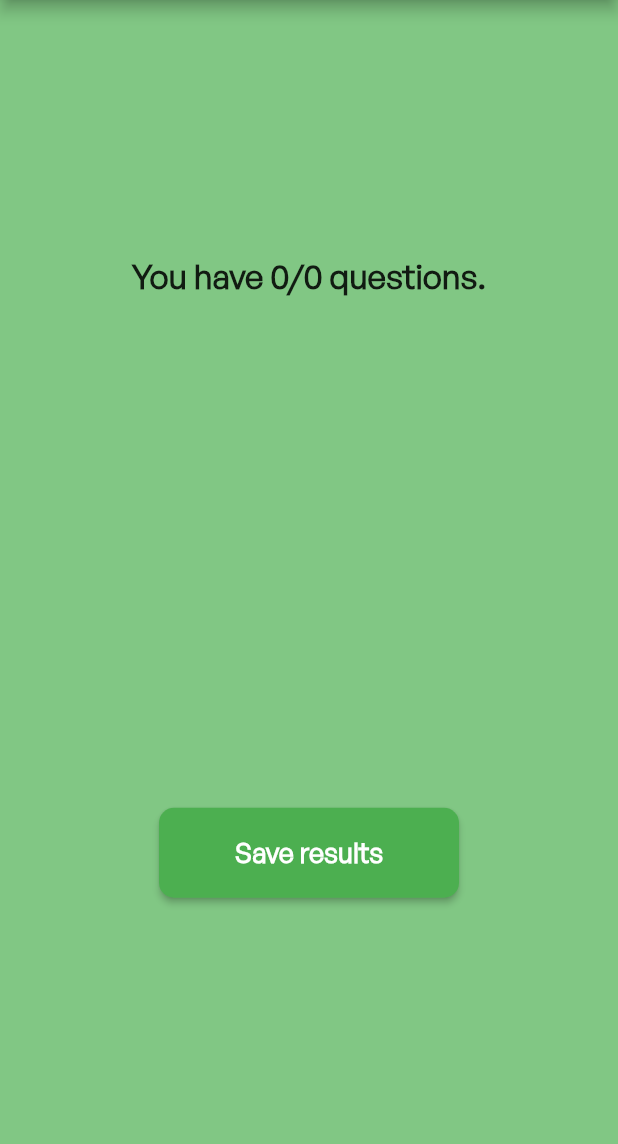
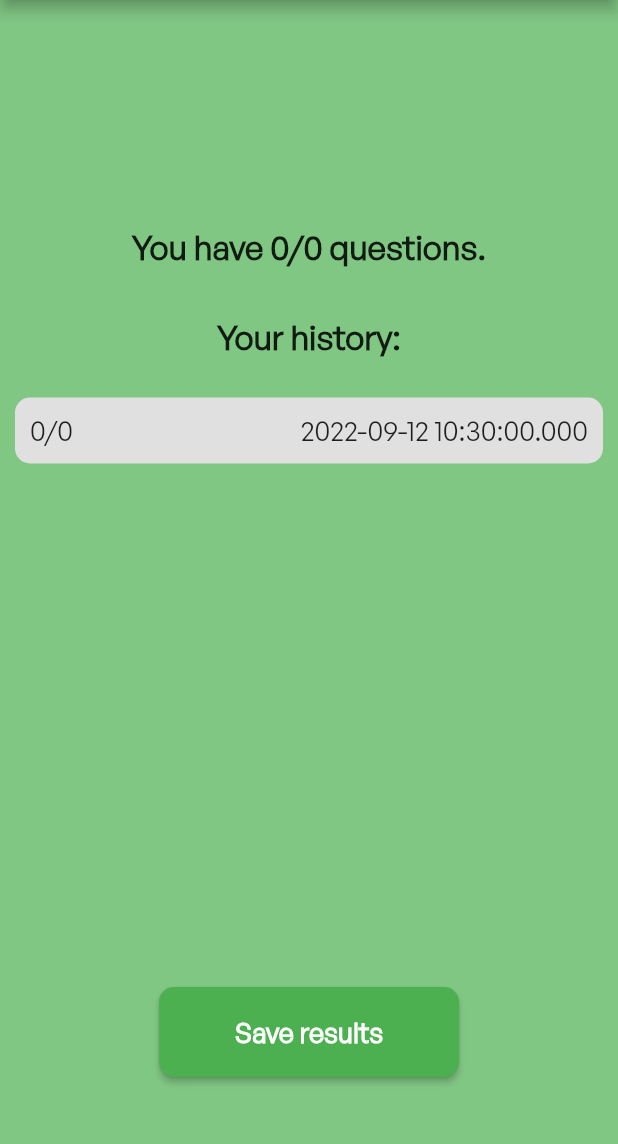
Before and after one commit to kkkivannn/Quiz_app, a Flutter app: the RightAnswersPage screen opened directly with empty values, after a tap on "Save results", on a phone screen of 412 x 824 dp, the part 84-1228 px from its top. Run offline on Flutter 3.47's test engine with Material 2 defaults, Android fonts, the phone set to English and light mode, and no system bars; our stand-ins replace dartz, equatable, flutter_bloc, get_it, hive, hive_flutter; accounts and stored records are empty; network calls fail.

Commit message:
Complete app

```diff
--- /dev/null
+++ b/lib/core/utils/utils.dart
@@ -0,0 +1,2 @@
+List<Map<String, dynamic>> answerUser =
+    List.generate(10, (index) => {"answerUser": 'false'});
--- a/lib/feature/presentation/quize_page/widgets/question_and_answer.dart
+++ b/lib/feature/presentation/quize_page/widgets/question_and_answer.dart
@@ -6,6 +6,7 @@ import 'answer_block.dart';
 
 class QuestionAndAnswers extends StatelessWidget {
   final String question;
+  final int pageIndex;
   final int length;
   final String answerA;
   final String answerB;
@@ -36,6 +37,7 @@ class QuestionAndAnswers extends StatelessWidget {
     required this.answerDcorrect,
     required this.answerEcorrect,
     required this.answerFcorrect,
+    required this.pageIndex,
   }) : super(key: key);
 
   @override
@@ -55,6 +57,7 @@ class QuestionAndAnswers extends StatelessWidget {
         ),
         Expanded(
           child: AnswerBlock(
+            pageIndex: pageIndex,
             length: length,
             answerA: answerA,
             answerB: answerB,
--- a/lib/feature/presentation/right_answers/view/right_answers_page.dart
+++ b/lib/feature/presentation/right_answers/view/right_answers_page.dart
@@ -1,7 +1,12 @@
+// Flutter imports:
+
 // Flutter imports:
 import 'package:flutter/material.dart';
 
-class RightAnswersPage extends StatelessWidget {
+// Package imports:
+import 'package:hive/hive.dart';
+
+class RightAnswersPage extends StatefulWidget {
   final int countRightAnswers;
   final int allCountAnswers;
   const RightAnswersPage(
@@ -11,7 +16,22 @@ class RightAnswersPage extends StatelessWidget {
       : super(key: key);
 
   @override
+  State<RightAnswersPage> createState() => _RightAnswersPageState();
+}
+
+class _RightAnswersPageState extends State<RightAnswersPage> {
+  static Box<dynamic> savedResult = Hive.box('results');
+  List<dynamic> savedResults = savedResult.get('result', defaultValue: []);
+  @override
   Widget build(BuildContext context) {
+    String result =
+        'You have ${widget.countRightAnswers}/${widget.allCountAnswers} questions.';
+    Map<String, dynamic> resultToSave = {
+      "countRightAnswers": widget.countRightAnswers,
+      "allCountAnswers": widget.allCountAnswers,
+      "dateTime": DateTime.now().toString(),
+    };
+
     return Scaffold(
       backgroundColor: Colors.green[300],
       appBar: AppBar(
@@ -25,21 +45,71 @@ class RightAnswersPage extends StatelessWidget {
           ),
         ),
       ),
-      body: Row(
-        mainAxisAlignment: MainAxisAlignment.center,
+      body: Column(
+        mainAxisAlignment: MainAxisAlignment.spaceAround,
+        crossAxisAlignment: CrossAxisAlignment.center,
         children: [
-          Column(
-            mainAxisAlignment: MainAxisAlignment.spaceAround,
-            children: [
-              Text(
-                'You have $countRightAnswers/$allCountAnswers questions.',
+          Padding(
+            padding: const EdgeInsets.only(top: 150, bottom: 30),
+            child: Text(
+              result,
               style: const TextStyle(
                 fontFamily: 'GeneralSans',
                 fontSize: 22,
                 fontWeight: FontWeight.bold,
               ),
             ),
-              ElevatedButton(
+          ),
+          const Padding(
+            padding: EdgeInsets.only(bottom: 20),
+            child: Text(
+              'Your history:',
+              style: TextStyle(
+                fontFamily: 'GeneralSans',
+                fontSize: 22,
+                fontWeight: FontWeight.bold,
+              ),
+            ),
+          ),
+          Expanded(
+            child: ListView.builder(
+                itemCount: savedResults.length,
+                physics: const BouncingScrollPhysics(),
+                itemBuilder: (context, index) {
+                  return Container(
+                    margin:
+                        const EdgeInsets.symmetric(horizontal: 10, vertical: 5),
+                    decoration: BoxDecoration(
+                        color: Colors.grey[300],
+                        borderRadius: BorderRadius.circular(10)),
+                    child: Padding(
+                      padding: const EdgeInsets.all(10.0),
+                      child: Row(
+                        children: [
+                          Text(
+                            "${savedResult.get('result')[index]['countRightAnswers'].toString()}/${savedResult.get('result')[index]['allCountAnswers']}",
+                            style: const TextStyle(
+                              fontFamily: 'GeneralSans',
+                              fontSize: 18,
+                            ),
+                          ),
+                          const Spacer(),
+                          Text(
+                            "${savedResult.get('result')[index]['dateTime']}",
+                            style: const TextStyle(
+                              fontFamily: 'GeneralSans',
+                              fontSize: 18,
+                            ),
+                          ),
+                        ],
+                      ),
+                    ),
+                  );
+                }),
+          ),
+          Padding(
+            padding: const EdgeInsets.symmetric(vertical: 50),
+            child: ElevatedButton(
               style: ButtonStyle(
                 backgroundColor: MaterialStateProperty.all(Colors.green),
                 minimumSize: MaterialStateProperty.all(const Size(200, 60)),
@@ -49,7 +119,12 @@ class RightAnswersPage extends StatelessWidget {
                   ),
                 ),
               ),
-                onPressed: () {},
+              onPressed: () {
+                setState(() {
+                  savedResults.add(resultToSave);
+                  savedResult.put('result', savedResults);
+                });
+              },
               child: const Text(
                 'Save results',
                 style: TextStyle(
@@ -59,7 +134,6 @@ class RightAnswersPage extends StatelessWidget {
                 ),
               ),
             ),
-            ],
           ),
         ],
       ),
--- a/lib/main.dart
+++ b/lib/main.dart
@@ -3,6 +3,7 @@ import 'package:flutter/material.dart';
 
 // Package imports:
 import 'package:flutter_bloc/flutter_bloc.dart';
+import 'package:hive_flutter/hive_flutter.dart';
 
 // Project imports:
 import 'feature/presentation/question_and_difficulty_page/view/question_and_difficulty.dart';
@@ -10,7 +11,10 @@ import 'feature/presentation/quize_page/controller/questions_cubit.dart';
 import 'injection.container.dart' as di;
 import 'injection.container.dart';
 
-void main() async {
+Future<void> main() async {
+  await Hive.initFlutter();
+  var box = await Hive.openBox<dynamic>('results');
+
   await di.init();
   runApp(MultiBlocProvider(
     providers: [
--- a/lib/utils.dart
+++ /dev/null
@@ -1 +0,0 @@
-List<String> rightAnswers = [];
--- a/pubspec.yaml
+++ b/pubspec.yaml
@@ -43,6 +43,9 @@ dependencies:
   get_it: ^7.2.0
   import_sorter: ^4.6.0
   flutter_rating_bar: ^4.0.1
+  hive: ^2.2.3
+  hive_flutter: ^1.1.0
+  shared_preferences: ^2.0.15
 
 
 dev_dependencies:
```
Also changed, not shown: lib/feature/presentation/quize_page/view/questions_page.dart (+5 -5 lines), lib/feature/presentation/quize_page/widgets/answer_block.dart (+7 -5 lines), pubspec.lock, 1 other file. Lines whose indentation alone changed are shown as unchanged.
